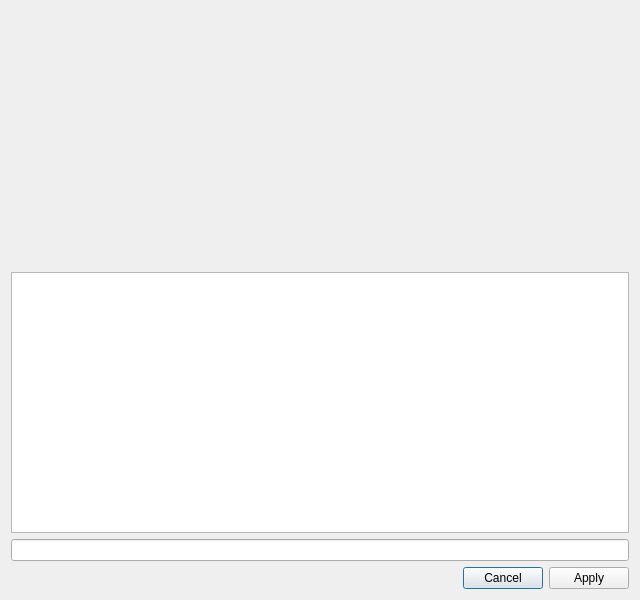
Before: the Qt Designer form src/filesharedlg.ui in psi-im/psi, drawn with Qt 5.
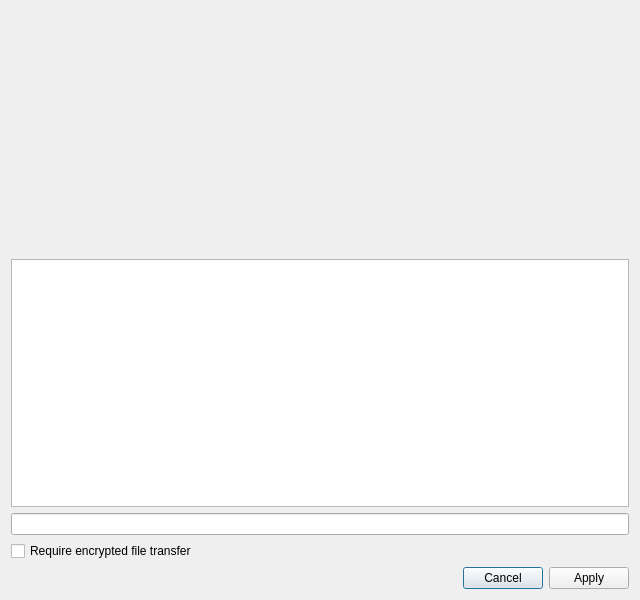
After: the same form once the commit is applied. Custom widgets are drawn as their Qt base class.

Patch:
```diff
--- a/src/filesharedlg.ui
+++ b/src/filesharedlg.ui
@@ -54,6 +54,16 @@
    <item>
     <widget class="QLineEdit" name="lineEdit"/>
    </item>
+   <item>
+    <widget class="QCheckBox" name="cb_encrypt">
+     <property name="text">
+      <string>Require encrypted file transfer</string>
+     </property>
+     <property name="toolTip">
+      <string>Require an encrypted file source. In an encrypted chat, HTTP uploads remain encrypted even when this option is unchecked.</string>
+     </property>
+    </widget>
+   </item>
    <item>
     <widget class="QDialogButtonBox" name="buttonBox">
      <property name="orientation">
```
